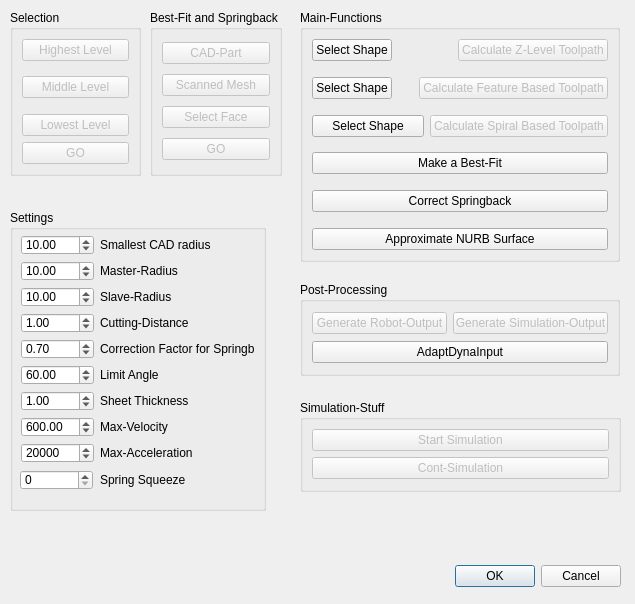
berndhahnebach/All_FreeCAD, file src/Mod/Cam/Gui/Cutting.ui: the form before one commit.
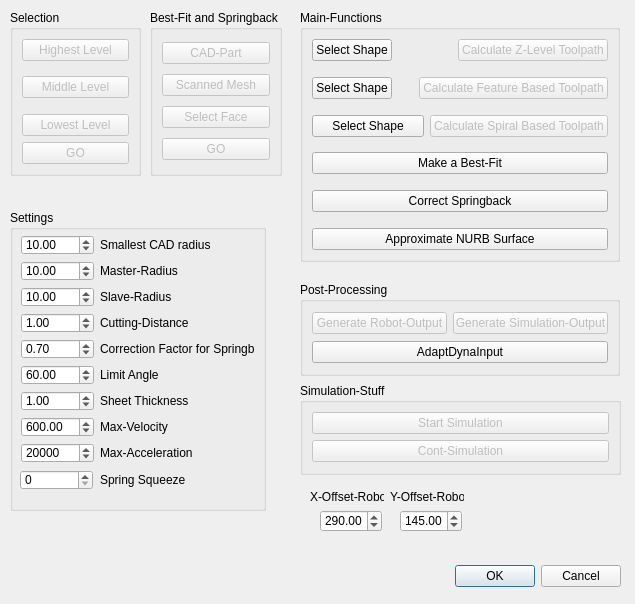
The form after the commit.

```diff
--- a/src/Mod/Cam/Gui/Cutting.ui
+++ b/src/Mod/Cam/Gui/Cutting.ui
@@ -57,63 +57,6 @@
     </item>
    </layout>
   </widget>
-  <widget class="QGroupBox" name="groupBox_6" >
-   <property name="geometry" >
-    <rect>
-     <x>300</x>
-     <y>400</y>
-     <width>321</width>
-     <height>92</height>
-    </rect>
-   </property>
-   <property name="title" >
-    <string>Simulation-Stuff</string>
-   </property>
-   <layout class="QVBoxLayout" >
-    <property name="margin" >
-     <number>9</number>
-    </property>
-    <property name="spacing" >
-     <number>6</number>
-    </property>
-    <item>
-     <layout class="QVBoxLayout" >
-      <property name="margin" >
-       <number>0</number>
-      </property>
-      <property name="spacing" >
-       <number>6</number>
-      </property>
-      <item>
-       <widget class="QPushButton" name="start_simulation" >
-        <property name="enabled" >
-         <bool>false</bool>
-        </property>
-        <property name="text" >
-         <string>Start Simulation</string>
-        </property>
-       </widget>
-      </item>
-      <item>
-       <widget class="QPushButton" name="pushButton_6" >
-        <property name="enabled" >
-         <bool>false</bool>
-        </property>
-        <property name="toolTip" >
-         <string>&lt;html>&lt;head>&lt;meta name="qrichtext" content="1" />&lt;style type="text/css">
-p, li { white-space: pre-wrap; }
-&lt;/style>&lt;/head>&lt;body style=" font-family:'MS Shell Dlg 2'; font-size:8.25pt; font-weight:400; font-style:normal; text-decoration:none;">
-&lt;p style=" margin-top:0px; margin-bottom:0px; margin-left:0px; margin-right:0px; -qt-block-indent:0; text-indent:0px;">Start Continuous Simulation Mode&lt;/p>&lt;/body>&lt;/html></string>
-        </property>
-        <property name="text" >
-         <string>Cont-Simulation</string>
-        </property>
-       </widget>
-      </item>
-     </layout>
-    </item>
-   </layout>
-  </widget>
   <widget class="QGroupBox" name="groupBox_5" >
    <property name="geometry" >
     <rect>
@@ -921,6 +864,121 @@
     </item>
    </layout>
   </widget>
+  <widget class="QGroupBox" name="groupBox_6" >
+   <property name="geometry" >
+    <rect>
+     <x>300</x>
+     <y>383</y>
+     <width>321</width>
+     <height>92</height>
+    </rect>
+   </property>
+   <property name="title" >
+    <string>Simulation-Stuff</string>
+   </property>
+   <layout class="QVBoxLayout" >
+    <property name="margin" >
+     <number>9</number>
+    </property>
+    <property name="spacing" >
+     <number>6</number>
+    </property>
+    <item>
+     <layout class="QVBoxLayout" >
+      <property name="margin" >
+       <number>0</number>
+      </property>
+      <property name="spacing" >
+       <number>6</number>
+      </property>
+      <item>
+       <widget class="QPushButton" name="start_simulation" >
+        <property name="enabled" >
+         <bool>false</bool>
+        </property>
+        <property name="text" >
+         <string>Start Simulation</string>
+        </property>
+       </widget>
+      </item>
+      <item>
+       <widget class="QPushButton" name="pushButton_6" >
+        <property name="enabled" >
+         <bool>false</bool>
+        </property>
+        <property name="toolTip" >
+         <string>&lt;html>&lt;head>&lt;meta name="qrichtext" content="1" />&lt;style type="text/css">
+p, li { white-space: pre-wrap; }
+&lt;/style>&lt;/head>&lt;body style=" font-family:'MS Shell Dlg 2'; font-size:8.25pt; font-weight:400; font-style:normal; text-decoration:none;">
+&lt;p style=" margin-top:0px; margin-bottom:0px; margin-left:0px; margin-right:0px; -qt-block-indent:0; text-indent:0px;">Start Continuous Simulation Mode&lt;/p>&lt;/body>&lt;/html></string>
+        </property>
+        <property name="text" >
+         <string>Cont-Simulation</string>
+        </property>
+       </widget>
+      </item>
+     </layout>
+    </item>
+   </layout>
+  </widget>
+  <widget class="QLabel" name="label_8" >
+   <property name="geometry" >
+    <rect>
+     <x>390</x>
+     <y>490</y>
+     <width>74</width>
+     <height>14</height>
+    </rect>
+   </property>
+   <property name="text" >
+    <string>Y-Offset-Robot</string>
+   </property>
+  </widget>
+  <widget class="QLabel" name="label_7" >
+   <property name="geometry" >
+    <rect>
+     <x>310</x>
+     <y>490</y>
+     <width>74</width>
+     <height>14</height>
+    </rect>
+   </property>
+   <property name="text" >
+    <string>X-Offset-Robot</string>
+   </property>
+  </widget>
+  <widget class="QDoubleSpinBox" name="yoffset_box" >
+   <property name="geometry" >
+    <rect>
+     <x>400</x>
+     <y>510</y>
+     <width>62</width>
+     <height>22</height>
+    </rect>
+   </property>
+   <property name="maximum" >
+    <double>1000.000000000000000</double>
+   </property>
+   <property name="value" >
+    <double>145.000000000000000</double>
+   </property>
+  </widget>
+  <widget class="QDoubleSpinBox" name="xoffset_box" >
+   <property name="geometry" >
+    <rect>
+     <x>320</x>
+     <y>510</y>
+     <width>62</width>
+     <height>22</height>
+    </rect>
+   </property>
+   <property name="maximum" >
+    <double>1000.000000000000000</double>
+   </property>
+   <property name="value" >
+    <double>290.000000000000000</double>
+   </property>
+  </widget>
  </widget>
  <resources/>
  <connections>
```
Left out of the diff: 42 changed lines with no effect on the pictures.
